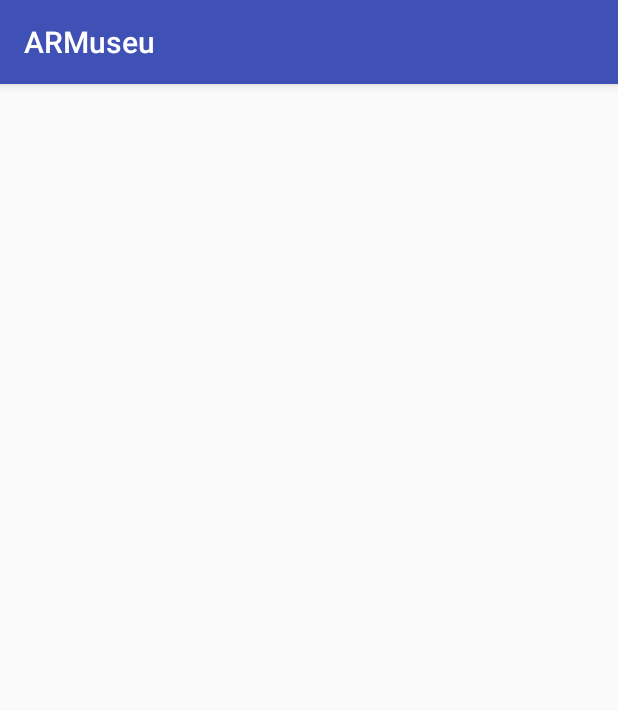
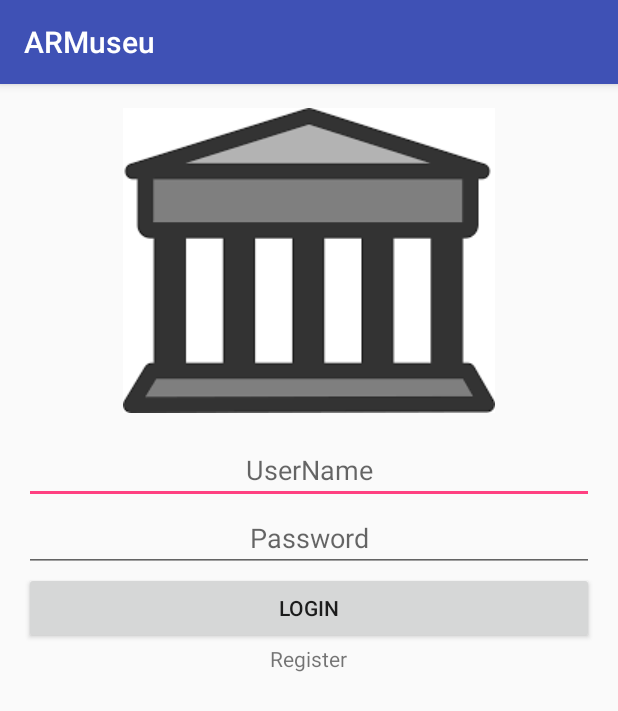
Before and after one commit to HelderFSFerreira/ARMuseu, an Android app: the screen it shows after launch (MainActivity), on a phone screen of 412 x 824 dp. Shown: the top 711 px of the screen. Run offline under Robolectric (Android 15) with nearby library versions, the phone set to English and light mode, and no system bars; 1 statement that could not run was skipped.

Commit message:
Adicionei o loginLayout

```diff
--- a/app/src/main/java/com/example/helde/armuseu/MainActivity.java
+++ b/app/src/main/java/com/example/helde/armuseu/MainActivity.java
@@ -32,7 +32,4 @@ public class MainActivity extends AppCompatActivity {
         listaMuseus.setAdapter(adapter);
 
         }
-    private void testUpload () {
-        int i = 1 + 1;
-    }
 }
--- a/app/src/main/res/layout/activity_main.xml
+++ b/app/src/main/res/layout/activity_main.xml
@@ -1,5 +1,5 @@
 <?xml version="1.0" encoding="utf-8"?>
-<RelativeLayout xmlns:android="http://schemas.android.com/apk/res/android"
+<LinearLayout xmlns:android="http://schemas.android.com/apk/res/android"
     xmlns:tools="http://schemas.android.com/tools"
     android:layout_width="match_parent"
     android:layout_height="match_parent"
@@ -7,6 +7,41 @@
     android:paddingLeft="@dimen/activity_horizontal_margin"
     android:paddingRight="@dimen/activity_horizontal_margin"
     android:paddingTop="@dimen/activity_vertical_margin"
-    tools:context="com.example.helde.armuseu.MainActivity">
+    tools:context="com.example.helde.armuseu.MainActivity"
+    android:orientation="vertical">
 
-</RelativeLayout>
+    <ImageView
+        android:layout_width="wrap_content"
+        android:layout_height="wrap_content"
+        android:src="@drawable/logo"
+        android:layout_gravity="center_horizontal"/>
+
+    <EditText
+        android:layout_marginTop="15dp"
+        android:layout_width="match_parent"
+        android:layout_height="wrap_content"
+        android:id="@+id/etUser"
+        android:hint="UserName"
+        android:gravity="center_horizontal"/>
+    <EditText
+        android:layout_width="match_parent"
+        android:layout_height="wrap_content"
+        android:inputType="textPassword"
+        android:ems="10"
+        android:id="@+id/editText2"
+        android:hint="Password"
+        android:gravity="center_horizontal"/>
+
+    <Button
+        android:layout_width="match_parent"
+        android:layout_height="wrap_content"
+        android:text="LogIn"
+        android:id="@+id/btnLogin"
+        android:layout_gravity="center_horizontal" />
+    <TextView
+        android:layout_width="wrap_content"
+        android:layout_height="wrap_content"
+        android:text="Register"
+        android:layout_gravity="center_horizontal"/>
+
+</LinearLayout>
```
Also changed, not shown: app/src/main/res/drawable/logo.png (added).
